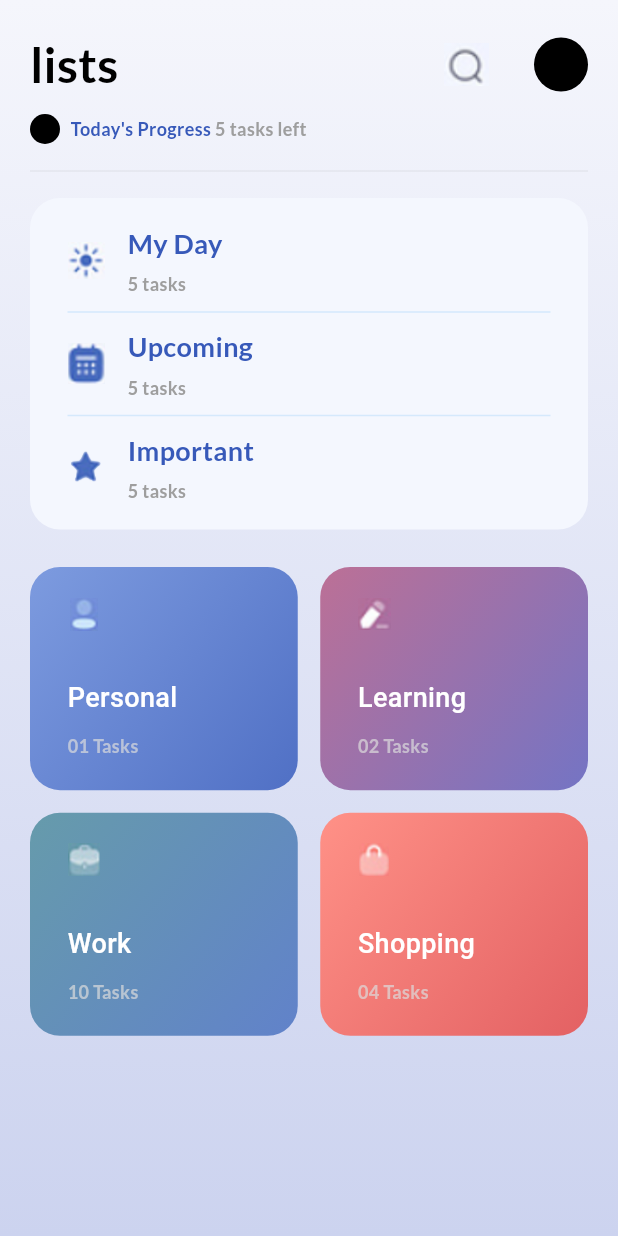
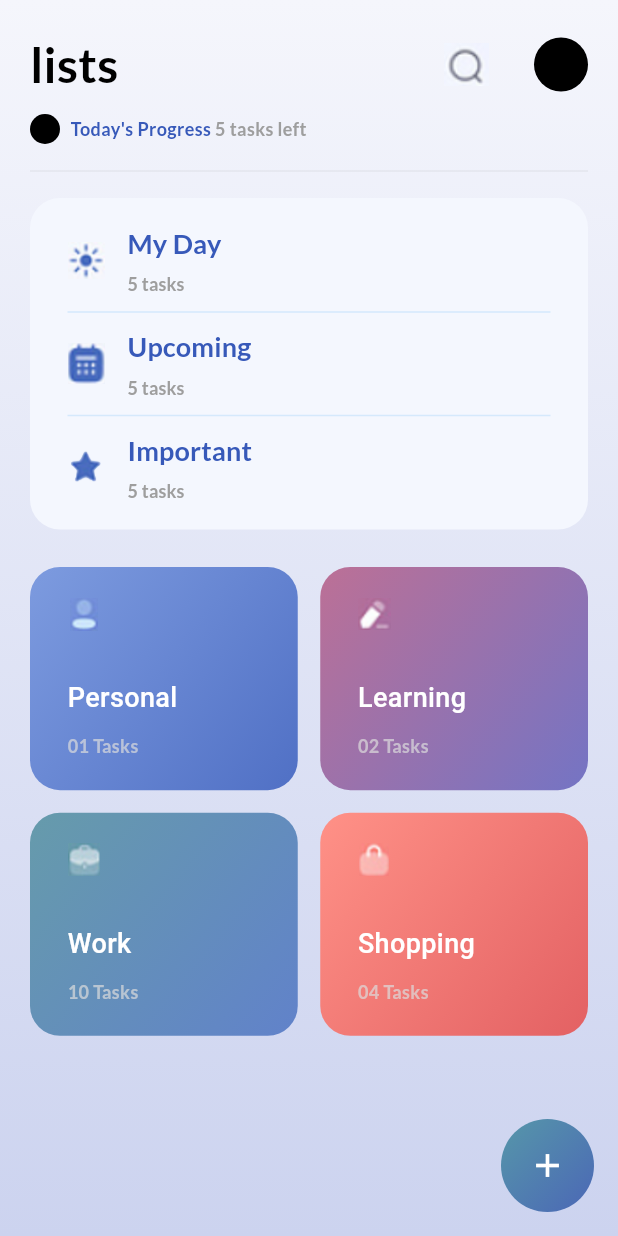
Before and after one commit to zeyadali06/Teknosoft-tasks, a Flutter app: the screen it shows after launch, on a phone screen of 412 x 824 dp. Run offline on Flutter 3.47's test engine with Material 3 defaults, Android fonts, the phone set to English and light mode, and no system bars; our stand-ins replace flutter_bloc, numberpicker.

Commit message:
create floating button

```diff
--- a/To-Do List App/lib/Features/Home/Presentation/Views/HomeView.dart
+++ b/To-Do List App/lib/Features/Home/Presentation/Views/HomeView.dart
@@ -1,6 +1,7 @@
 // ignore_for_file: file_names
 
 import 'package:flutter/material.dart';
+import 'package:todo_list_app/Features/Home/Presentation/Views/widgets/FloatingButton.dart';
 import 'package:todo_list_app/Features/Home/Presentation/Views/widgets/HomeViewBody.dart';
 
 class HomeView extends StatelessWidget {
@@ -10,6 +11,7 @@ class HomeView extends StatelessWidget {
   Widget build(BuildContext context) {
     return const Scaffold(
       body: HomeViewBody(),
+      floatingActionButton: FloatingButton(),
     );
   }
 }
--- /dev/null
+++ b/To-Do List App/lib/Features/Home/Presentation/Views/widgets/FloatingButton.dart
@@ -0,0 +1,32 @@
+// ignore_for_file: file_names
+
+import 'package:flutter/material.dart';
+import 'package:todo_list_app/Features/CreateUpdateTasks/Presentation/Views/CreateNewTaskView.dart';
+
+class FloatingButton extends StatelessWidget {
+  const FloatingButton({super.key});
+
+  @override
+  Widget build(BuildContext context) {
+    return Container(
+      decoration: BoxDecoration(
+        borderRadius: BorderRadius.circular(50),
+        gradient: const LinearGradient(
+          begin: Alignment.topLeft,
+          end: Alignment.bottomRight,
+          colors: [Color(0xff5697a9), Color(0xff4b67b6)],
+        ),
+      ),
+      child: IconButton(
+        onPressed: () {
+          Navigator.of(context).push(MaterialPageRoute(builder: (context) => const CreateNewTaskView()));
+        },
+        icon: const CircleAvatar(
+          backgroundColor: Colors.transparent,
+          radius: 23,
+          child: Icon(Icons.add, color: Colors.white, size: 26),
+        ),
+      ),
+    );
+  }
+}
--- a/To-Do List App/lib/Features/Home/Presentation/Views/widgets/RowOfTaskLevel.dart
+++ b/To-Do List App/lib/Features/Home/Presentation/Views/widgets/RowOfTaskLevel.dart
@@ -4,16 +4,24 @@ import 'package:flutter/material.dart';
 import 'package:todo_list_app/Core/Utils/Styles.dart';
 
 class RowOfTaskLevel extends StatelessWidget {
-  const RowOfTaskLevel({super.key, required this.myDayTasks, required this.imagePath, required this.text});
+  const RowOfTaskLevel({super.key, required this.myDayTasks, required this.imagePath, required this.text, required this.toScreen});
 
   final int myDayTasks;
   final String imagePath;
   final String text;
+  final Widget toScreen;
 
   @override
   Widget build(BuildContext context) {
-    return GestureDetector(
-      onTap: () {},
+    return SizedBox(
+      width: double.infinity,
+      child: MaterialButton(
+        onPressed: () {
+          Navigator.of(context).push(MaterialPageRoute(builder: (context) => toScreen));
+        },
+        splashColor: Colors.transparent,
+        highlightColor: Colors.transparent,
+        padding: const EdgeInsets.all(0),
         child: Row(
           children: [
             Image.asset(imagePath, width: 25),
@@ -30,6 +38,7 @@ class RowOfTaskLevel extends StatelessWidget {
             ),
           ],
         ),
+      ),
     );
   }
 }
--- a/To-Do List App/lib/Features/Home/Presentation/Views/widgets/TaskLevelContainer.dart
+++ b/To-Do List App/lib/Features/Home/Presentation/Views/widgets/TaskLevelContainer.dart
@@ -2,6 +2,8 @@
 
 import 'package:flutter/material.dart';
 import 'package:todo_list_app/Features/Home/Presentation/Views/widgets/RowOfTaskLevel.dart';
+import 'package:todo_list_app/Features/ViewTasks/Presentation/Views/ShowTasksView.dart';
+import 'package:todo_list_app/Features/ViewTasks/Presentation/Views/UpcomingTasksView.dart';
 import 'package:todo_list_app/constants.dart';
 
 class TaskLevelContainer extends StatelessWidget {
@@ -23,11 +25,26 @@ class TaskLevelContainer extends StatelessWidget {
         padding: const EdgeInsets.symmetric(horizontal: 25, vertical: 15),
         child: Column(
           children: [
-            RowOfTaskLevel(myDayTasks: myDayTasks, text: 'My Day', imagePath: 'assets/images/Screenshot 2024-04-24 224102.png'),
+            RowOfTaskLevel(
+              myDayTasks: myDayTasks,
+              text: 'My Day',
+              imagePath: 'assets/images/Screenshot 2024-04-24 224102.png',
+              toScreen: const ShowTasksView(),
+            ),
             Divider(color: Colors.blue.withOpacity(.15)),
-            RowOfTaskLevel(myDayTasks: myDayTasks, text: 'Upcoming', imagePath: 'assets/images/Screenshot 2024-04-24 231327.png'),
+            RowOfTaskLevel(
+              myDayTasks: myDayTasks,
+              text: 'Upcoming',
+              imagePath: 'assets/images/Screenshot 2024-04-24 231327.png',
+              toScreen: const UpcomingTasksView(),
+            ),
             Divider(color: Colors.blue.withOpacity(.15)),
-            RowOfTaskLevel(myDayTasks: myDayTasks, text: 'Important', imagePath: 'assets/images/Screenshot 2024-04-24 231442.png'),
+            RowOfTaskLevel(
+              myDayTasks: myDayTasks,
+              text: 'Important',
+              imagePath: 'assets/images/Screenshot 2024-04-24 231442.png',
+              toScreen: const ShowTasksView(),
+            ),
           ],
         ),
       ),
```
Lines whose indentation alone changed are shown as unchanged.
